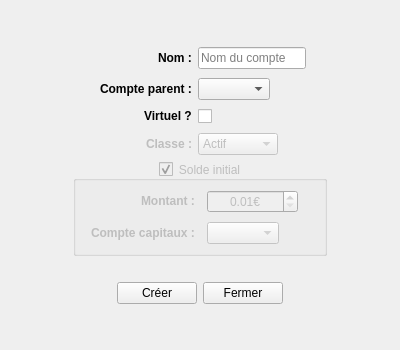
Qt form gui/CreationCompteDialog.ui (hoxuanvinh1999/LO21_OOP) before a commit.
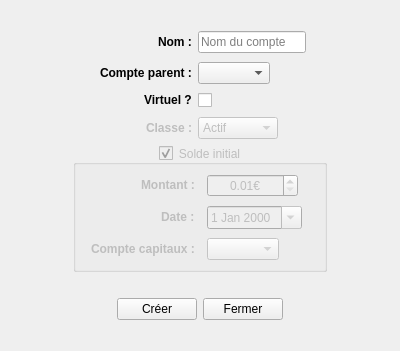
The same form after that commit. Icons and pictures are not drawn.

```diff
--- a/gui/CreationCompteDialog.ui
+++ b/gui/CreationCompteDialog.ui
@@ -234,14 +234,14 @@
         </property>
        </widget>
       </item>
-      <item row="1" column="0">
+      <item row="2" column="0">
        <widget class="QLabel" name="labelCompteCapitaux">
         <property name="text">
          <string>&lt;html&gt;&lt;head/&gt;&lt;body&gt;&lt;p&gt;&lt;span style=&quot; font-weight:600;&quot;&gt;Compte capitaux :&lt;/span&gt;&lt;/p&gt;&lt;/body&gt;&lt;/html&gt;</string>
         </property>
        </widget>
       </item>
-      <item row="1" column="1">
+      <item row="2" column="1">
        <layout class="QHBoxLayout" name="horizontalLayout">
         <property name="spacing">
          <number>10</number>
@@ -293,6 +293,20 @@
         </item>
        </layout>
       </item>
+      <item row="1" column="0">
+       <widget class="QLabel" name="labelDateSoldeInitial">
+        <property name="text">
+         <string>&lt;html&gt;&lt;head/&gt;&lt;body&gt;&lt;p&gt;&lt;span style=&quot; font-weight:600;&quot;&gt;Date :&lt;/span&gt;&lt;/p&gt;&lt;/body&gt;&lt;/html&gt;</string>
+        </property>
+       </widget>
+      </item>
+      <item row="1" column="1">
+       <widget class="QDateEdit" name="choixDateSoldeInitial">
+        <property name="calendarPopup">
+         <bool>true</bool>
+        </property>
+       </widget>
+      </item>
      </layout>
     </widget>
    </item>
```
